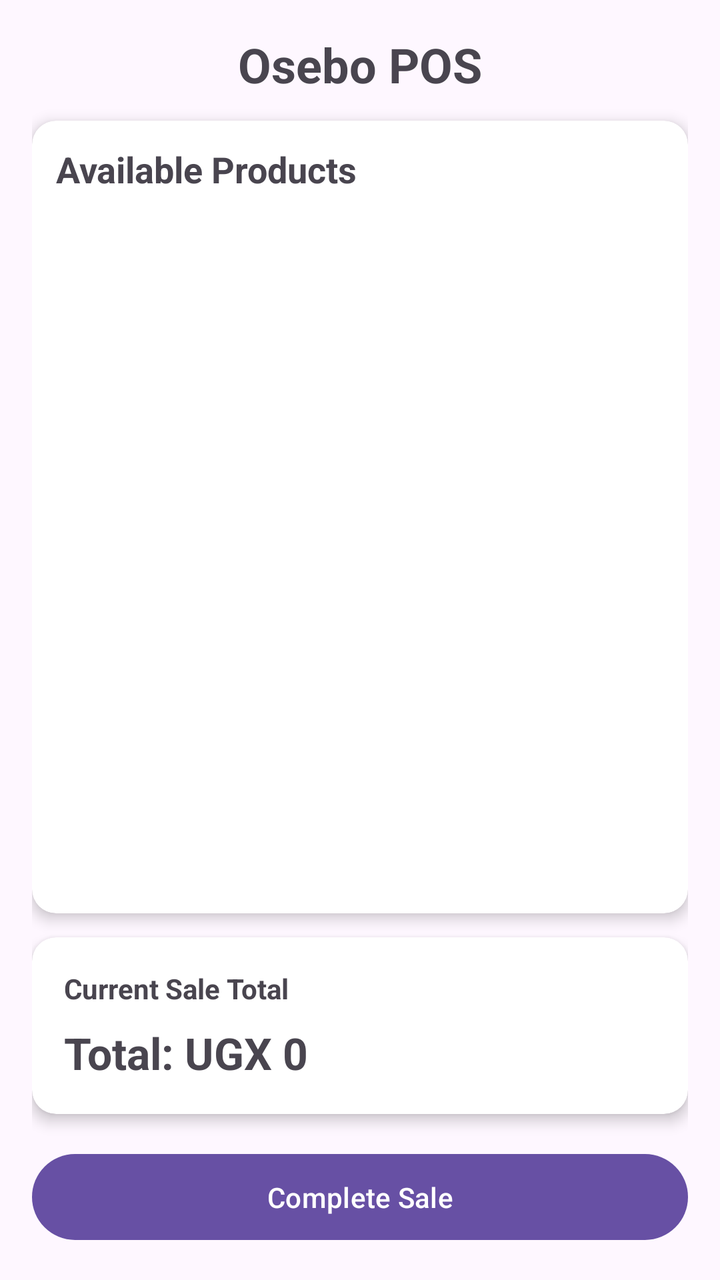
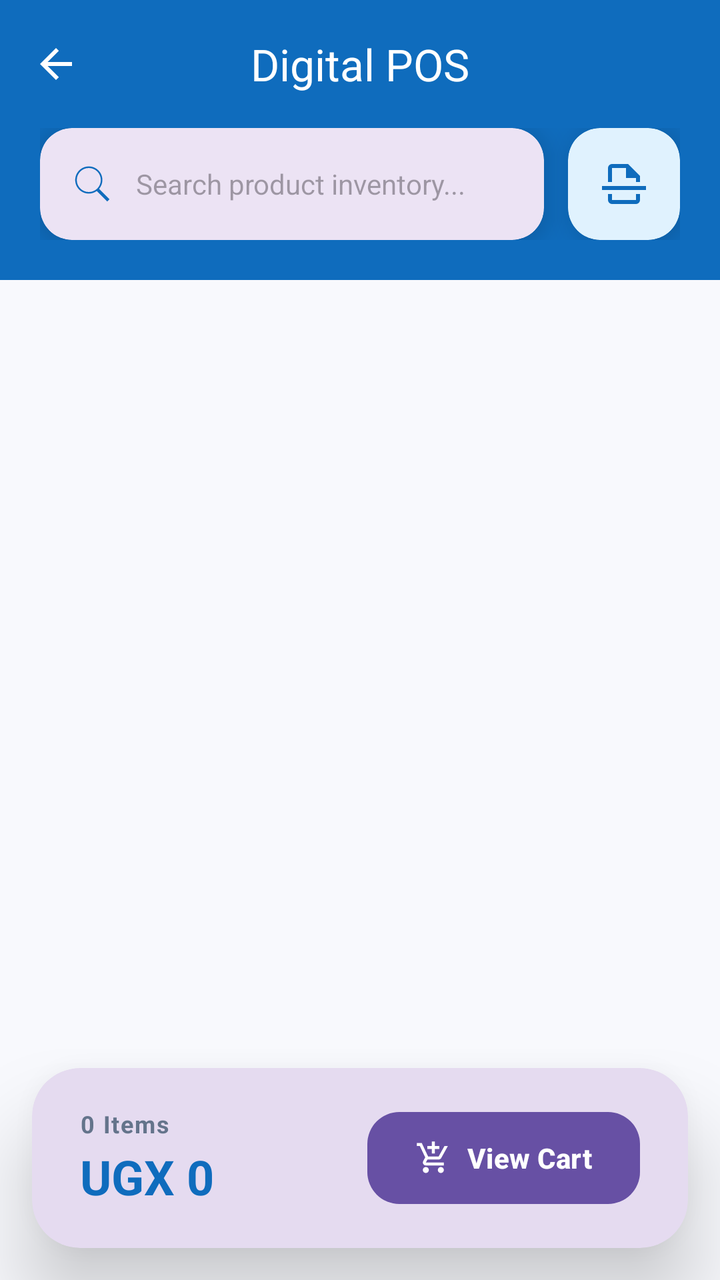

An Android layout rendered at two revisions. The XML below is the earlier revision; the diff shows what the commit changed to produce the second picture.
<!-- AndroidManifest.xml: application theme Theme.Osebo -->
<!-- res/layout/activity_pos.xml -->
<?xml version="1.0" encoding="utf-8"?>
<LinearLayout xmlns:android="http://schemas.android.com/apk/res/android"
    xmlns:app="http://schemas.android.com/apk/res-auto"
    android:layout_width="match_parent"
    android:layout_height="match_parent"
    android:orientation="vertical"
    android:padding="16dp">

    

    <TextView
        android:id="@+id/tvTitle"
        android:layout_width="wrap_content"
        android:layout_height="wrap_content"
        android:text="Osebo POS"
        android:textSize="24sp"
        android:textStyle="bold"
        android:layout_gravity="center_horizontal"
        android:paddingBottom="12dp" />

    

    <androidx.cardview.widget.CardView
        android:layout_width="match_parent"
        android:layout_height="0dp"
        android:layout_weight="1"
        app:cardCornerRadius="12dp"
        app:cardElevation="4dp">

        <LinearLayout
            android:layout_width="match_parent"
            android:layout_height="match_parent"
            android:orientation="vertical">

            <TextView
                android:layout_width="match_parent"
                android:layout_height="wrap_content"
                android:text="Available Products"
                android:textStyle="bold"
                android:textSize="18sp"
                android:padding="12dp" />

            <ListView
                android:id="@+id/listViewProducts"
                android:layout_width="match_parent"
                android:layout_height="match_parent"
                android:dividerHeight="1dp" />

        </LinearLayout>

    </androidx.cardview.widget.CardView>

    

    <androidx.cardview.widget.CardView
        android:layout_width="match_parent"
        android:layout_height="wrap_content"
        android:layout_marginTop="12dp"
        app:cardCornerRadius="12dp"
        app:cardElevation="4dp">

        <LinearLayout
            android:layout_width="match_parent"
            android:layout_height="wrap_content"
            android:orientation="vertical"
            android:padding="16dp">

            <TextView
                android:layout_width="wrap_content"
                android:layout_height="wrap_content"
                android:text="Current Sale Total"
                android:textStyle="bold" />

            <TextView
                android:id="@+id/tvTotal"
                android:layout_width="wrap_content"
                android:layout_height="wrap_content"
                android:text="Total: UGX 0"
                android:textSize="22sp"
                android:textStyle="bold"
                android:paddingTop="8dp" />

        </LinearLayout>

    </androidx.cardview.widget.CardView>

    

    <com.google.android.material.button.MaterialButton
        android:id="@+id/btnCheckout"
        android:layout_width="match_parent"
        android:layout_height="wrap_content"
        android:text="Complete Sale"
        android:layout_marginTop="16dp"
        android:padding="12dp" />

</LinearLayout>
<!-- resources referenced by this layout -->
<resources>
  <style name="Theme.Osebo" parent="Base.Theme.Osebo" />
  <style name="Base.Theme.Osebo" parent="Theme.Material3.DayNight.NoActionBar">
          
      </style>
</resources>

<!-- the commit's change to res/layout/activity_pos.xml (unified diff, before → after) -->
@@ -1,97 +1,250 @@
 <?xml version="1.0" encoding="utf-8"?>
-<LinearLayout xmlns:android="http://schemas.android.com/apk/res/android"
+<androidx.drawerlayout.widget.DrawerLayout xmlns:android="http://schemas.android.com/apk/res/android"
     xmlns:app="http://schemas.android.com/apk/res-auto"
+    xmlns:tools="http://schemas.android.com/tools"
+    android:id="@+id/drawer_layout"
     android:layout_width="match_parent"
     android:layout_height="match_parent"
-    android:orientation="vertical"
-    android:padding="16dp">
+    android:background="#F8F9FD">
+
+    <androidx.coordinatorlayout.widget.CoordinatorLayout
+        android:layout_width="match_parent"
+        android:layout_height="match_parent">
+
+        <com.google.android.material.appbar.AppBarLayout
+            android:layout_width="match_parent"
+            android:layout_height="wrap_content"
+            android:background="@color/primary"
+            app:elevation="0dp">
+
+            <com.google.android.material.appbar.MaterialToolbar
+                android:id="@+id/toolbar"
+                android:layout_width="match_parent"
+                android:layout_height="?attr/actionBarSize"
+                app:navigationIcon="@drawable/ic_arrow_back"
+                app:navigationIconTint="#FFFFFF"
+                app:title="Digital POS"
+                app:titleCentered="true"
+                app:titleTextColor="#FFFFFF" />
+
+            <LinearLayout
+                android:layout_width="match_parent"
+                android:layout_height="wrap_content"
+                android:orientation="horizontal"
+                android:paddingHorizontal="20dp"
+                android:paddingBottom="20dp"
+                android:gravity="center_vertical">
+
+                <com.google.android.material.card.MaterialCardView
+                    android:layout_width="0dp"
+                    android:layout_height="56dp"
+                    android:layout_weight="1"
+                    app:cardCornerRadius="16dp"
+                    app:cardElevation="8dp"
+                    app:strokeWidth="0dp">
+
+                    <LinearLayout
+                        android:layout_width="match_parent"
+                        android:layout_height="match_parent"
+                        android:gravity="center_vertical"
+                        android:orientation="horizontal"
+                        android:paddingHorizontal="16dp">
+
+                        <ImageView
+                            android:layout_width="20dp"
+                            android:layout_height="20dp"
+                            android:src="@drawable/ic_search"
+                            app:tint="@color/primary" />
+
+                        <EditText
+                            android:id="@+id/etSearchProduct"
+                            android:layout_width="match_parent"
+                            android:layout_height="match_parent"
+                            android:layout_marginStart="12dp"
+                            android:background="@android:color/transparent"
+                            android:hint="Search product inventory..."
+                            android:inputType="text"
+                            android:textSize="14sp" />
+                    </LinearLayout>
+                </com.google.android.material.card.MaterialCardView>
+
+                <com.google.android.material.card.MaterialCardView
+                    android:id="@+id/btnScanBarcodeCard"
+                    android:layout_width="56dp"
+                    android:layout_height="56dp"
+                    android:layout_marginStart="12dp"
+                    app:cardCornerRadius="16dp"
+                    app:cardElevation="8dp"
+                    app:cardBackgroundColor="@color/primaryLight"
+                    app:strokeWidth="0dp"
+                    android:clickable="true"
+                    android:focusable="true">
+
+                    <ImageView
+                        android:id="@+id/btnScanBarcode"
+                        android:layout_width="24dp"
+                        android:layout_height="24dp"
+                        android:layout_gravity="center"
+                        android:src="@drawable/ic_scan"
+                        app:tint="@color/primary" />
+                </com.google.android.material.card.MaterialCardView>
+            </LinearLayout>
+        </com.google.android.material.appbar.AppBarLayout>
+
+        <androidx.recyclerview.widget.RecyclerView
+            android:id="@+id/recyclerProducts"
+            android:layout_width="match_parent"
+            android:layout_height="match_parent"
+            android:clipToPadding="false"
+            android:padding="12dp"
+            app:layout_behavior="@string/appbar_scrolling_view_behavior"
+            tools:listitem="@layout/item_product" />
+
+        
+        <com.google.android.material.card.MaterialCardView
+            android:id="@+id/cardCartSummary"
+            android:layout_width="match_parent"
+            android:layout_height="90dp"
+            android:layout_gravity="bottom"
+            android:layout_margin="16dp"
+            app:cardCornerRadius="24dp"
+            app:cardElevation="24dp"
+            app:strokeWidth="0dp">
+
+            <androidx.constraintlayout.widget.ConstraintLayout
+                android:layout_width="match_parent"
+                android:layout_height="match_parent"
+                android:paddingHorizontal="24dp">
+
+                <LinearLayout
+                    android:layout_width="wrap_content"
+                    android:layout_height="wrap_content"
+                    android:orientation="vertical"
+                    app:layout_constraintBottom_toBottomOf="parent"
+                    app:layout_constraintStart_toStartOf="parent"
+                    app:layout_constraintTop_toTopOf="parent">
+
+                    <TextView
+                        android:id="@+id/tvItemCount"
+                        android:layout_width="wrap_content"
+                        android:layout_height="wrap_content"
+                        android:text="0 Items"
+                        android:textColor="@color/textLight"
+                        android:textSize="12sp"
+                        android:textStyle="bold"
+                        android:letterSpacing="0.05" />
+
+                    <TextView
+                        android:id="@+id/tvTotalAmount"
+                        android:layout_width="wrap_content"
+                        android:layout_height="wrap_content"
+                        android:layout_marginTop="2dp"
+                        android:text="UGX 0"
+                        android:textColor="@color/primary"
+                        android:textSize="24sp"
+                        android:textStyle="bold" />
+                </LinearLayout>
+
+                <com.google.android.material.button.MaterialButton
+                    android:id="@+id/btnViewCart"
+                    android:layout_width="wrap_content"
+                    android:layout_height="54dp"
+                    android:text="View Cart"
+                    android:textAllCaps="false"
+                    android:textStyle="bold"
+                    app:cornerRadius="16dp"
+                    app:icon="@drawable/ic_cart"
+                    app:iconGravity="textStart"
+                    app:layout_constraintBottom_toBottomOf="parent"
+                    app:layout_constraintEnd_toEndOf="parent"
+                    app:layout_constraintTop_toTopOf="parent" />
+
+            </androidx.constraintlayout.widget.ConstraintLayout>
+        </com.google.android.material.card.MaterialCardView>
+
+    </androidx.coordinatorlayout.widget.CoordinatorLayout>
 
     
-
-    <TextView
-        android:id="@+id/tvTitle"
-        android:layout_width="wrap_content"
-        android:layout_height="wrap_content"
-        android:text="Osebo POS"
-        android:textSize="24sp"
-        android:textStyle="bold"
-        android:layout_gravity="center_horizontal"
-        android:paddingBottom="12dp" />
-
-    
-
-    <androidx.cardview.widget.CardView
-        android:layout_width="match_parent"
-        android:layout_height="0dp"
-        android:layout_weight="1"
-        app:cardCornerRadius="12dp"
-        app:cardElevation="4dp">
+    <com.google.android.material.navigation.NavigationView
+        android:id="@+id/cart_drawer"
+        android:layout_width="320dp"
+        android:layout_height="match_parent"
+        android:layout_gravity="end"
+        android:background="#FFFFFF">
 
         <LinearLayout
             android:layout_width="match_parent"
             android:layout_height="match_parent"
-            android:orientation="vertical">
-
-            <TextView
-                android:layout_width="match_parent"
-                android:layout_height="wrap_content"
-                android:text="Available Products"
-                android:textStyle="bold"
-                android:textSize="18sp"
-                android:padding="12dp" />
-
-            <ListView
-                android:id="@+id/listViewProducts"
-                android:layout_width="match_parent"
-                android:layout_height="match_parent"
-                android:dividerHeight="1dp" />
-
-        </LinearLayout>
-
-    </androidx.cardview.widget.CardView>
-
-    
-
-    <androidx.cardview.widget.CardView
-        android:layout_width="match_parent"
-        android:layout_height="wrap_content"
-        android:layout_marginTop="12dp"
-        app:cardCornerRadius="12dp"
-        app:cardElevation="4dp">
-
-        <LinearLayout
-            android:layout_width="match_parent"
-            android:layout_height="wrap_content"
             android:orientation="vertical"
-            android:padding="16dp">
+            android:padding="24dp">
 
             <TextView
                 android:layout_width="wrap_content"
                 android:layout_height="wrap_content"
-                android:text="Current Sale Total"
-                android:textStyle="bold" />
-
-            <TextView
-                android:id="@+id/tvTotal"
-                android:layout_width="wrap_content"
-                android:layout_height="wrap_content"
-                android:text="Total: UGX 0"
+                android:text="Finalize Sale"
                 android:textSize="22sp"
                 android:textStyle="bold"
-                android:paddingTop="8dp" />
-
+                android:textColor="@color/textDark" />
+
+            <androidx.recyclerview.widget.RecyclerView
+                android:id="@+id/recyclerCart"
+                android:layout_width="match_parent"
+                android:layout_height="0dp"
+                android:layout_weight="1"
+                android:layout_marginTop="20dp" />
+
+            <com.google.android.material.divider.MaterialDivider
+                android:layout_width="match_parent"
+                android:layout_height="wrap_content"
+                android:layout_marginVertical="20dp" />
+
+            <TextView
+                android:layout_width="wrap_content"
+                android:layout_height="wrap_content"
+                android:text="Payment Options"
+                android:textStyle="bold"
+                android:textSize="14sp"
+                android:textColor="@color/textLight"
+                android:layout_marginBottom="12dp" />
+
+            <RadioGroup
+                android:id="@+id/rgPayment"
+                android:layout_width="match_parent"
+                android:layout_height="wrap_content"
+                android:orientation="horizontal"
+                android:gravity="center">
+
+                <RadioButton
+                    android:id="@+id/rbCash"
+                    android:layout_width="0dp"
+                    android:layout_height="48dp"
+                    android:layout_weight="1"
+                    android:text="Cash"
+                    android:checked="true"
+                    android:buttonTint="@color/primary" />
+
+                <RadioButton
+                    android:id="@+id/rbMobile"
+                    android:layout_width="0dp"
+                    android:layout_height="48dp"
+                    android:layout_weight="1.2"
+                    android:text="M-Money"
+                    android:buttonTint="@color/primary" />
+            </RadioGroup>
+
+            <com.google.android.material.button.MaterialButton
+                android:id="@+id/btnCheckout"
+                android:layout_width="match_parent"
+                android:layout_height="64dp"
+                android:layout_marginTop="24dp"
+                android:text="Finish Checkout"
+                android:textAllCaps="false"
+                android:textStyle="bold"
+                app:cornerRadius="18dp"
+                app:backgroundTint="@color/primary"
+                app:elevation="4dp" />
         </LinearLayout>
 
-    </androidx.cardview.widget.CardView>
-
-    
-
-    <com.google.android.material.button.MaterialButton
-        android:id="@+id/btnCheckout"
-        android:layout_width="match_parent"
-        android:layout_height="wrap_content"
-        android:text="Complete Sale"
-        android:layout_marginTop="16dp"
-        android:padding="12dp" />
-
-</LinearLayout>
+    </com.google.android.material.navigation.NavigationView>
+
+</androidx.drawerlayout.widget.DrawerLayout>
<!-- resource entries referenced after the edit -->
@@ -1,5 +1,47 @@
 <!-- resources referenced by this layout -->
 <resources>
+  <color name="primary">#0F6CBD</color>
+  <color name="primaryLight">#E0F2FE</color>
+  <color name="textDark">#0F172A</color>
+  <color name="textLight">#64748B</color>
+  <!-- drawable ic_arrow_back (drawable) -->
+  <vector xmlns:android="http://schemas.android.com/apk/res/android"
+      android:width="24dp"
+      android:height="24dp"
+      android:viewportWidth="960"
+      android:viewportHeight="960"
+      android:autoMirrored="true"
+      android:tint="#000000">
+      <path
+          android:fillColor="@android:color/white"
+          android:pathData="M313,520L800,520L800,440L313,440L537,216L480,160L160,480L480,800L537,744L313,520Z"/>
+  </vector>
+  <!-- drawable ic_cart (drawable) -->
+  <vector xmlns:android="http://schemas.android.com/apk/res/android" android:height="24dp" android:tint="#000000" android:viewportHeight="960" android:viewportWidth="960" android:width="24dp">
+        
+      <path android:fillColor="@android:color/white" android:pathData="M440,360L440,240L320,240L320,160L440,160L440,40L520,40L520,160L640,160L640,240L520,240L520,360L440,360ZM223.5,856.5Q200,833 200,800Q200,767 223.5,743.5Q247,720 280,720Q313,720 336.5,743.5Q360,767 360,800Q360,833 336.5,856.5Q313,880 280,880Q247,880 223.5,856.5ZM623.5,856.5Q600,833 600,800Q600,767 623.5,743.5Q647,720 680,720Q713,720 736.5,743.5Q760,767 760,800Q760,833 736.5,856.5Q713,880 680,880Q647,880 623.5,856.5ZM40,160L40,80L171,80L341,440L621,440Q621,440 621,440Q621,440 621,440L777,160L868,160L692,478Q681,498 662.5,509Q644,520 622,520L324,520L280,600Q280,600 280,600Q280,600 280,600L760,600L760,680L280,680Q235,680 211.5,641Q188,602 210,562L264,464L120,160L40,160Z"/>
+      
+  </vector>
+  <!-- drawable ic_scan (drawable) -->
+  <vector xmlns:android="http://schemas.android.com/apk/res/android"
+      android:width="24dp"
+      android:height="24dp"
+      android:viewportWidth="960"
+      android:viewportHeight="960">
+    <path
+        android:pathData="M240,880q-33,0 -56.5,-23.5T160,800v-120h80v120h480v-120h80v120q0,33 -23.5,56.5T720,880L240,880ZM160,440v-280q0,-33 23.5,-56.5T240,80h320l240,240v120h-80v-80L520,360v-200L240,160v280h-80ZM40,600v-80h880v80L40,600ZM480,440ZM480,680Z"
+        android:fillColor="#1f1f1f"/>
+  </vector>
+  <!-- drawable ic_search (drawable) -->
+  <vector xmlns:android="http://schemas.android.com/apk/res/android"
+      android:width="50dp"
+      android:height="50dp"
+      android:viewportWidth="50"
+      android:viewportHeight="50">
+    <path
+        android:fillColor="#FF000000"
+        android:pathData="M21,3C11.621,3 4,10.621 4,20C4,29.379 11.621,37 21,37C24.711,37 28.141,35.805 30.938,33.781L44.094,46.906L46.906,44.094L33.906,31.063C36.461,28.086 38,24.223 38,20C38,10.621 30.379,3 21,3ZM21,5C29.297,5 36,11.703 36,20C36,28.297 29.297,35 21,35C12.703,35 6,28.297 6,20C6,11.703 12.703,5 21,5Z"/>
+  </vector>
   <style name="Theme.Osebo" parent="Base.Theme.Osebo" />
   <style name="Base.Theme.Osebo" parent="Theme.Material3.DayNight.NoActionBar">
           
